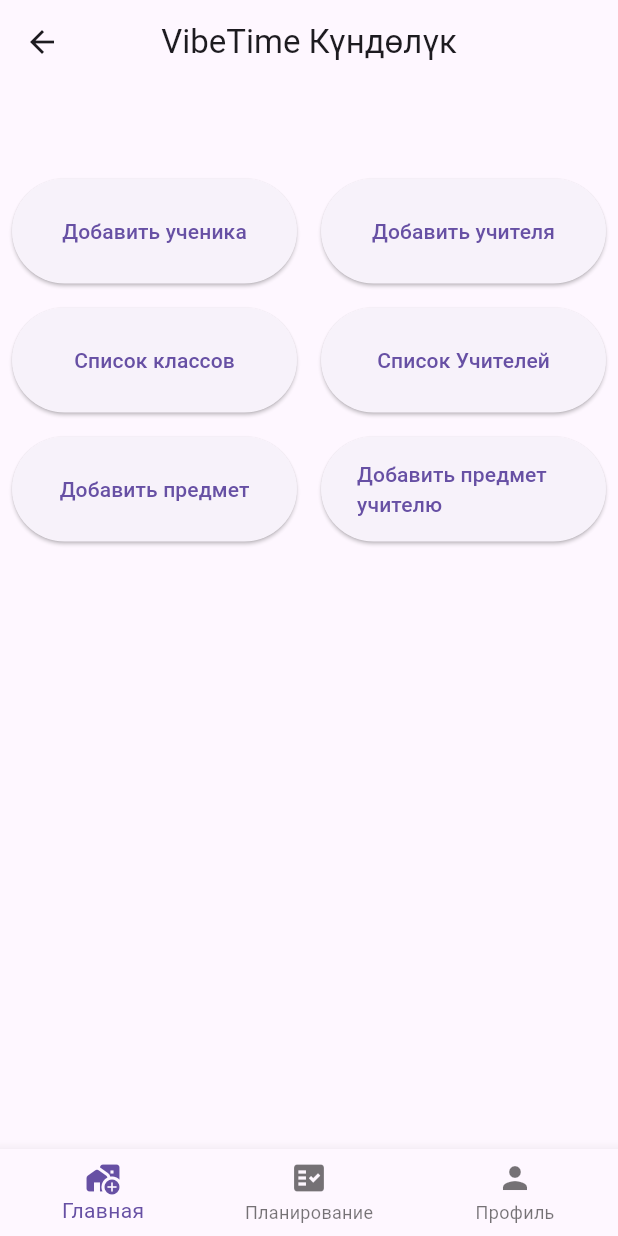
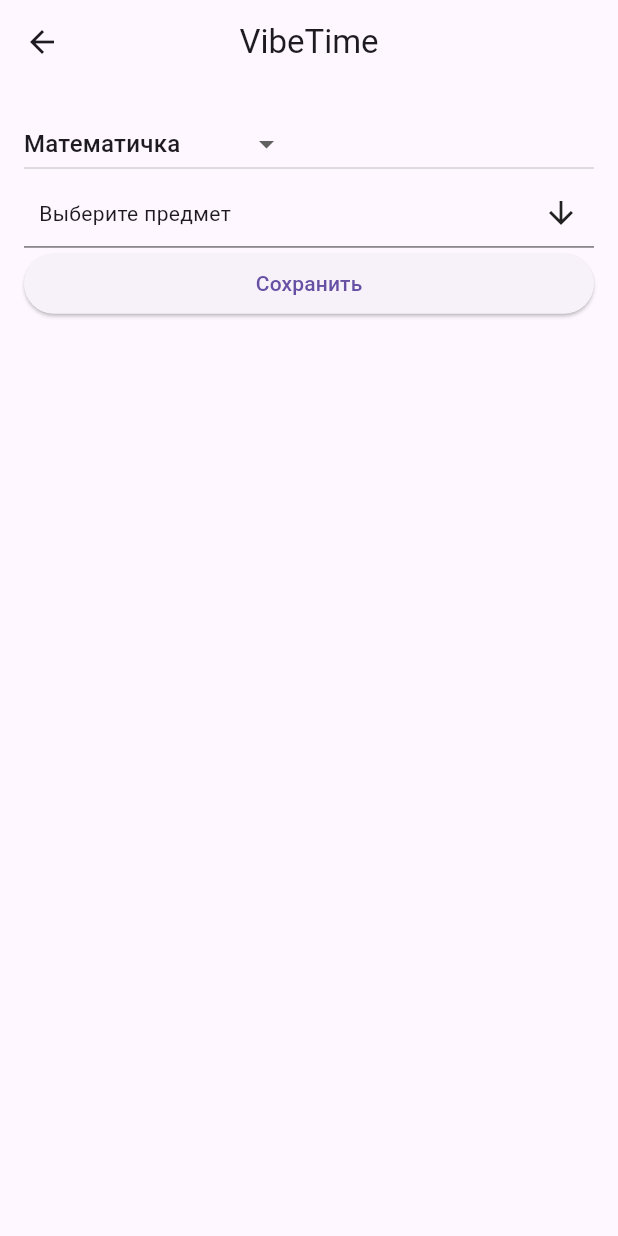
Before and after one commit to easy28g/school-diary-frontend, a Flutter app: the ManagersHome screen opened by its route, after a tap on "Добавить предмет учителю", on a phone screen of 412 x 824 dp. Run offline on Flutter 3.47's test engine with Material 3 defaults, Android fonts, the phone set to English and light mode, and no system bars; drawn by our look-alikes of multi_select_flutter.

Commit message:
add subjects

```diff
--- /dev/null
+++ b/lib/pages/manager_pages/AddSubjectsToTeacher.dart
@@ -0,0 +1,107 @@
+import 'package:flutter/material.dart';
+import 'package:multi_select_flutter/dialog/multi_select_dialog_field.dart';
+import 'package:multi_select_flutter/util/multi_select_item.dart';
+import 'package:multi_select_flutter/util/multi_select_list_type.dart';
+
+import 'ManagersHome.dart';
+
+class AddSubjectsToTeacher extends StatefulWidget {
+  @override
+  State<StatefulWidget> createState() => _AddSubjectsToTeacherState();
+}
+
+const List<String> list = <String>['Математичка', 'Логичка', 'Физичка', 'Химичка',
+  'Биологичка', 'Изочка', 'Алгебричка', 'Геометричка', 'Естествознаниечка', 'Литературка',
+  'Этичка', 'Черченичка', 'Музичка', 'Информатичка', 'Философичка', 'Физручка', 'Трудичка',
+  'МХЛичка', 'Арифметичка'];
+
+class _AddSubjectsToTeacherState extends State<AddSubjectsToTeacher> {
+
+  final List<String> subjects = ['Математичка', 'Логика', 'Физика', 'Химия',
+    'Биология', 'Изо', 'Алгебра', 'Геометрия', 'Естествознание', 'Литература',
+    'Этика', 'Черчение', 'Музыка', 'Информатика', 'Философия', 'Физра', 'Труд',
+    'МХЛ', 'Арифметика'];
+
+  final List<String> teachers = ['Математичка', 'Логичка', 'Физичка', 'Химичка',
+    'Биологичка', 'Изочка', 'Алгебричка', 'Геометричка', 'Естествознаниечка', 'Литературка',
+    'Этичка', 'Черченичка', 'Музичка', 'Информатичка', 'Философичка', 'Физручка', 'Трудичка',
+    'МХЛичка', 'Арифметичка'];
+
+  List<String> _selectedSubjects = [];
+
+  List<String> _selectedTeachers = [];
+
+  String dropdownValue = list.first;
+
+  @override
+  Widget build(BuildContext context) {
+    return Scaffold(
+      appBar: AppBar(
+        title: Text('VibeTime'),
+        centerTitle: true,
+      ),
+      body: SingleChildScrollView(
+          child: Padding(
+              padding: const EdgeInsets.all(16.0),
+              child: Column(
+                  crossAxisAlignment: CrossAxisAlignment.start,
+                  children: [
+                    Container(
+                      width: double.infinity, // Это позволяет контейнеру занимать всю доступную ширину
+                      child: DropdownButton<String>(
+                        value: dropdownValue,
+                        // icon: const Icon(Icons.arrow_downward),
+                        // elevation: 16,
+                        onChanged: (String? value) {
+                          // This is called when the user selects an item.
+                          setState(() {
+                            dropdownValue = value!;
+                          });
+                        },
+                        items: list.map<DropdownMenuItem<String>>((String value) {
+                          return DropdownMenuItem<String>(
+                            value: value,
+                            child: Text(value),
+                          );
+                        }).toList(),
+                      ),
+                    ),
+                    MultiSelectDialogField(
+                      items: subjects
+                          .map((subject) =>
+                          MultiSelectItem<String>(subject, subject))
+                          .toList(),
+                      listType: MultiSelectListType.LIST,
+                      onConfirm: (values) {
+                        setState(() {
+                          _selectedSubjects =
+                              values.map<String>((item) => item).toList();
+                        });
+                      },
+                      initialValue: _selectedSubjects,
+                      buttonText: Text('Выберите предмет'),
+                    ),
+                    Container(
+                      width: double.infinity,
+                      child: ElevatedButton(
+                        onPressed: () {
+                          print('Предмет: ${_selectedSubjects}');
+                          _selectedSubjects.clear();
+                          Navigator.pushAndRemoveUntil(
+                            context,
+                            MaterialPageRoute(
+                              builder: (context) => ManagersHome(),
+                            ),
+                                (route) => false,
+                          );
+                        },
+                        child: Text('Сохранить'),
+                      ),
+                    ),
+                  ]
+              )
+          )
+      ),
+    );
+  }
+}
--- a/lib/pages/manager_pages/AddTeacher.dart
+++ b/lib/pages/manager_pages/AddTeacher.dart
@@ -94,7 +94,7 @@
                 });
               },
               initialValue: _selectedSubjects,
-              buttonText: Text('Выберите предметы'),
+              buttonText: Text('Выберите предмет'),
             ),
               SizedBox(height: 16.0),
               ElevatedButton(
--- a/lib/pages/manager_pages/ManagersHome.dart
+++ b/lib/pages/manager_pages/ManagersHome.dart
@@ -1,7 +1,11 @@
 import 'package:flutter/material.dart';
 
 import 'AddStudent.dart';
+import 'AddSubjects.dart';
+import 'AddSubjectsToTeacher.dart';
 import 'AddTeacher.dart';
+import 'ListGroups.dart';
+import 'ListTeachers.dart';
 
 class ManagersHome extends StatefulWidget {
   @override
@@ -74,7 +78,12 @@
                     height: 70,
                     child: ElevatedButton(
                       onPressed: () {
-                        // Ваше действие при нажатии на кнопку
+                        Navigator.push(
+                          context,
+                          MaterialPageRoute(
+                              builder: (context) => ListGroups()
+                          ),
+                        );
                       },
                       child: Text('Список классов'),
                     ),
@@ -88,7 +97,12 @@
                     height: 70,
                     child: ElevatedButton(
                       onPressed: () {
-                        // Ваше действие при нажатии на кнопку
+                        Navigator.push(
+                          context,
+                          MaterialPageRoute(
+                              builder: (context) => ListTeachers()
+                          ),
+                        );
                       },
                       child: Text('Список Учителей'),
                     ),
@@ -104,7 +118,12 @@
                     height: 70,
                     child: ElevatedButton(
                       onPressed: () {
-                        // Ваше действие при нажатии на кнопку
+                        Navigator.push(
+                          context,
+                          MaterialPageRoute(
+                              builder: (context) => AddSubjects()
+                          ),
+                        );
                       },
                       child: Text('Добавить предмет'),
                     ),
@@ -116,7 +135,12 @@
                     height: 70,
                     child: ElevatedButton(
                       onPressed: () {
-                        // Ваше действие при нажатии на кнопку
+                        Navigator.push(
+                          context,
+                          MaterialPageRoute(
+                              builder: (context) => AddSubjectsToTeacher()
+                          ),
+                        );
                       },
                       child: Text('Добавить предмет учителю'),
                     ),
@@ -124,6 +148,44 @@
                 ),
               ],
             ),
+            Row(
+              children: [
+                Expanded(
+                  child: Container(
+                    margin: EdgeInsets.all(8.0),
+                    height: 70,
+                    child: ElevatedButton(
+                      onPressed: () {
+                        // Navigator.push(
+                        //   context,
+                        //   MaterialPageRoute(
+                        //       builder: (context) =>
+                        //   ),
+                        // );
+                      },
+                      child: Text('Удалить ученика'),
+                    ),
+                  ),
+                ),
+                Expanded(
+                  child: Container(
+                    margin: EdgeInsets.all(8.0),
+                    height: 70,
+                    child: ElevatedButton(
+                      onPressed: () {
+                        // Navigator.push(
+                        //   context,
+                        //   MaterialPageRoute(
+                        //       builder: (context) =>
+                        //   ),
+                        // );
+                      },
+                      child: Text('Удалить учителя'),
+                    ),
+                  ),
+                ),
+              ],
+            )
           ],
         ),
       ),
```
Also changed, not shown: lib/pages/manager_pages/AddSubjects.dart (added, +59 -0 lines), lib/pages/manager_pages/ListGroups.dart (added, +86 -0 lines), lib/pages/manager_pages/ListTeachers.dart (added, +89 -0 lines), pubspec.lock.
